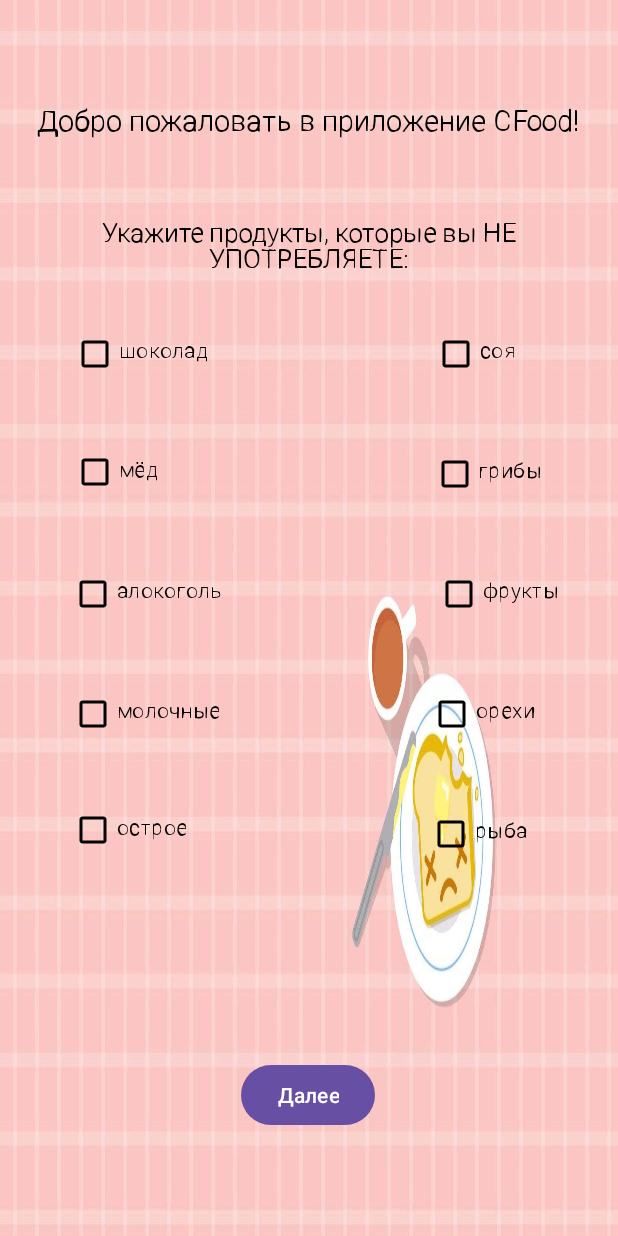
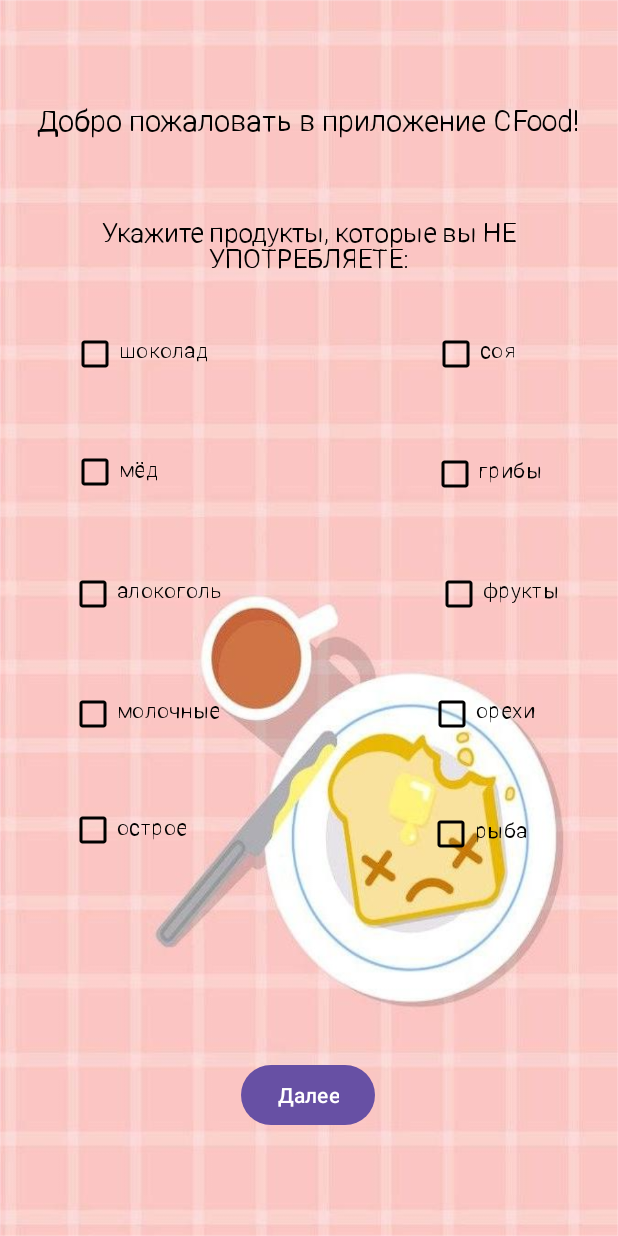
Before and after one commit to korolinakila/CFOOD_TRUE, an Android app: the screen it shows after launch (MainActivity), on a phone screen of 412 x 824 dp. Run offline under Robolectric (Android 15) with nearby library versions, the phone set to English and light mode, and no system bars.

Commit message:
OVER FULL MEGA SUPER PUPER DONE(c дизайном и иконкой)

```diff
--- a/app/src/main/AndroidManifest.xml
+++ b/app/src/main/AndroidManifest.xml
@@ -15,15 +15,19 @@
         android:roundIcon="@mipmap/ic_launcher_round"
         android:supportsRtl="true"
         android:theme="@style/Theme.CFood"
+
         tools:targetApi="31">
         <activity
             android:name=".ThirdMain"
+            android:screenOrientation="portrait"
             android:exported="false" />
         <activity
             android:name=".SecondMain"
+            android:screenOrientation="portrait"
             android:exported="false" />
         <activity
             android:name=".MainActivity"
+            android:screenOrientation="portrait"
             android:exported="true">
             <intent-filter>
                 <action android:name="android.intent.action.MAIN" />
--- a/app/src/main/res/layout/activity_main.xml
+++ b/app/src/main/res/layout/activity_main.xml
@@ -4,7 +4,8 @@
     xmlns:tools="http://schemas.android.com/tools"
     android:layout_width="match_parent"
     android:layout_height="match_parent"
-    android:background="@drawable/pinkypie"
+    android:scaleType="centerCrop"
+    android:background="@drawable/forphone"
     tools:context=".MainActivity">
 
 
--- a/app/src/main/res/layout/activity_second_main.xml
+++ b/app/src/main/res/layout/activity_second_main.xml
@@ -4,7 +4,8 @@
     xmlns:tools="http://schemas.android.com/tools"
     android:layout_width="match_parent"
     android:layout_height="match_parent"
-    android:background="@drawable/pinkypie"
+    android:background="@drawable/forphone"
+    android:scaleType="centerCrop"
     tools:context=".SecondMain">
 
     <TextView
--- a/app/src/main/res/layout/activity_third_main.xml
+++ b/app/src/main/res/layout/activity_third_main.xml
@@ -4,7 +4,8 @@
     xmlns:tools="http://schemas.android.com/tools"
     android:layout_width="match_parent"
     android:layout_height="match_parent"
-    android:background="@drawable/pinkypie"
+    android:background="@drawable/forphone"
+    android:scaleType="centerCrop"
     tools:context=".ThirdMain">
 
     <TextView
```
Also changed, not shown: app/src/main/res/drawable/forphone.png (added).
